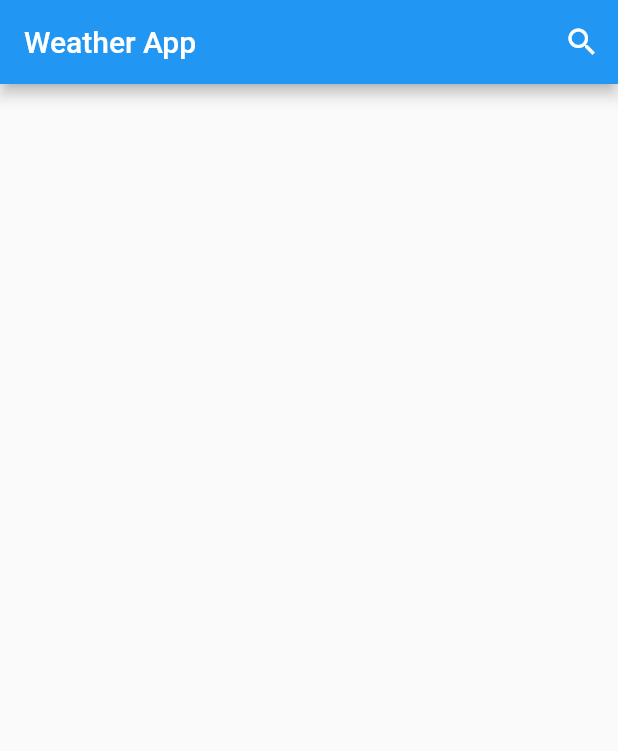
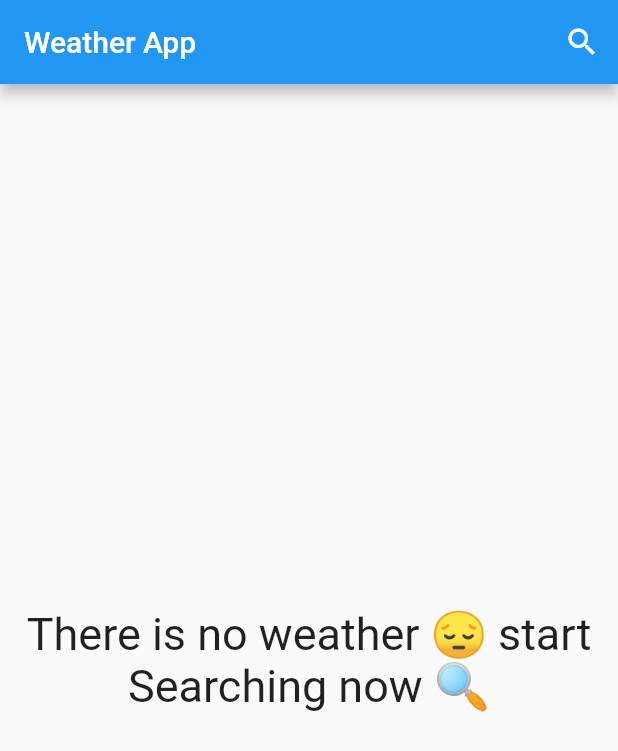
Before and after one commit to andrew-oopey8/weather_app_with_provider, a Flutter app: the screen it shows after launch, on a phone screen of 412 x 824 dp. Shown: the top 751 px of the screen. Run offline on Flutter 3.47's test engine with Material 2 defaults, Android fonts, the phone set to English and light mode, and no system bars.

Commit message:
editing files and finishing the app

```diff
--- a/lib/main.dart
+++ b/lib/main.dart
@@ -1,17 +1,25 @@
 import 'package:flutter/material.dart';
+import 'package:provider/provider.dart';
+import 'package:weather_app/models/weather_model.dart';
 import 'package:weather_app/pages/home_page.dart';
+import 'package:weather_app/providers/weather_provider.dart';
 
 void main() {
-  runApp(const MyApp());
+  runApp(ChangeNotifierProvider(
+      create: (context) {
+        return WeatherProvider();
+      },
+      child: MyApp()));
 }
 
 class MyApp extends StatelessWidget {
-  const MyApp({super.key});
-
+  MyApp({super.key});
+  WeatherModel? weather;
   @override
   Widget build(BuildContext context) {
-    return  MaterialApp(
+    return MaterialApp(
       debugShowCheckedModeBanner: false,
+      theme: ThemeData(),
       home: MyHomePage(),
     );
   }
--- a/lib/models/weather_model.dart
+++ b/lib/models/weather_model.dart
@@ -1,5 +1,5 @@
 class WeatherModel {
-  String date;
+  DateTime date;
   double temp;
   double maxTemp;
   double minTemp;
@@ -19,7 +19,7 @@ class WeatherModel {
     var jsonData = data['forecast']['forecastday'][0]['day'];
 
     return WeatherModel(
-      date: data['location']['localtime'],
+      date: DateTime.parse(data['current']['last_updated']),
       temp: jsonData['avgtemp_c'],
       maxTemp: jsonData['maxtemp_c'],
       minTemp: jsonData['mintemp_c'],
--- a/lib/pages/home_page.dart
+++ b/lib/pages/home_page.dart
@@ -1,13 +1,21 @@
 import 'package:flutter/material.dart';
+import 'package:provider/provider.dart';
 import 'package:weather_app/models/weather_model.dart';
 import 'package:weather_app/pages/search_page.dart';
+import 'package:weather_app/providers/weather_provider.dart';
 
-class MyHomePage extends StatelessWidget {
+class MyHomePage extends StatefulWidget {
   MyHomePage({super.key});
 
+  @override
+  State<MyHomePage> createState() => _MyHomePageState();
+}
+
+class _MyHomePageState extends State<MyHomePage> {
   WeatherModel? weatherData;
   @override
   Widget build(BuildContext context) {
+    weatherData = Provider.of<WeatherProvider>(context).weatherData;
     return Scaffold(
       appBar: AppBar(
         title: const Text(
@@ -31,7 +39,7 @@ class MyHomePage extends StatelessWidget {
           ),
         ],
       ),
-      body: weatherData != null
+      body: weatherData == null
           ? Center(
               child: Column(
                 mainAxisSize: MainAxisSize.min,
@@ -51,7 +59,65 @@ class MyHomePage extends StatelessWidget {
                 ],
               ),
             )
-          : Container(),
+          : Container(
+              color: Colors.orangeAccent,
+              child: Column(
+                mainAxisAlignment: MainAxisAlignment.center,
+                children: [
+                  Spacer(
+                    flex: 3,
+                  ),
+                  Text(
+                    Provider.of<WeatherProvider>(context).cityName ?? '',
+                    style: TextStyle(
+                      fontSize: 32,
+                      fontWeight: FontWeight.bold,
+                    ),
+                  ),
+                  Text(
+                    'Updated: ${weatherData?.date.hour.toString() ?? ''}:${weatherData?.date.minute.toString() ?? ''}',
+                    style: TextStyle(
+                      fontSize: 24,
+                    ),
+                  ),
+                  Spacer(),
+                  Row(
+                    mainAxisAlignment: MainAxisAlignment.spaceEvenly,
+                    children: [
+                      Image.network(
+                          'https:${weatherData?.weatherIcon.toString() ?? ''}'),
+                      Text(
+                        '${weatherData?.temp.toInt() ?? ''}',
+                        style: TextStyle(
+                          fontSize: 24,
+                        ),
+                      ),
+                      Column(
+                        children: [
+                          Text(
+                            'maxtemp: ${weatherData?.maxTemp.toInt() ?? ''}',
+                          ),
+                          Text(
+                            'mintemp: ${weatherData?.minTemp.toInt() ?? ''}',
+                          ),
+                        ],
+                      ),
+                    ],
+                  ),
+                  Spacer(),
+                  Text(
+                    weatherData?.weatherStateName ?? '',
+                    style: TextStyle(
+                      fontSize: 32,
+                      fontWeight: FontWeight.bold,
+                    ),
+                  ),
+                  Spacer(
+                    flex: 5,
+                  ),
+                ],
+              ),
+            ),
     );
   }
 }
--- a/lib/pages/search_page.dart
+++ b/lib/pages/search_page.dart
@@ -1,12 +1,14 @@
 import 'package:flutter/material.dart';
+import 'package:provider/provider.dart';
 import 'package:weather_app/models/weather_model.dart';
+import 'package:weather_app/providers/weather_provider.dart';
 import 'package:weather_app/services/weather_service.dart';
 
 // ignore: must_be_immutable
 class SearchPage extends StatelessWidget {
+  SearchPage({super.key});
+
   String? cityName;
-
-  SearchPage({super.key});
 
   @override
   Widget build(BuildContext context) {
@@ -20,10 +22,16 @@ class SearchPage extends StatelessWidget {
         child: Padding(
           padding: const EdgeInsets.symmetric(horizontal: 8),
           child: TextField(
-            onSubmitted: (data)async {
+            onSubmitted: (data) async {
               cityName = data;
               WeatherService service = WeatherService();
-              WeatherModel weather= await service.getWeather(cityName: cityName!);
+              WeatherModel weather =
+                  await service.getWeather(cityName: cityName!);
+              Provider.of<WeatherProvider>(context, listen: false).weatherData =
+                  weather;
+              Provider.of<WeatherProvider>(context, listen: false).cityName =
+                  cityName;
+              Navigator.pop(context);
             },
             decoration: const InputDecoration(
               contentPadding:
--- /dev/null
+++ b/lib/providers/weather_provider.dart
@@ -0,0 +1,14 @@
+import 'package:flutter/material.dart';
+import 'package:weather_app/models/weather_model.dart';
+
+class WeatherProvider extends ChangeNotifier {
+  WeatherModel? _weatherData;
+  String? cityName;
+  set weatherData(WeatherModel? weather) {
+    _weatherData = weather;
+
+    notifyListeners();
+  }
+
+  WeatherModel? get weatherData => _weatherData;
+}
--- a/lib/services/weather_service.dart
+++ b/lib/services/weather_service.dart
@@ -13,7 +13,6 @@ class WeatherService {
 
     Map<String, dynamic> data = jsonDecode(response.body);
 
-
     WeatherModel weather = WeatherModel.fromJson(data);
 
     return weather;
--- a/pubspec.yaml
+++ b/pubspec.yaml
@@ -29,8 +29,10 @@ environment:
 # versions available, run `flutter pub outdated`.
 dependencies:
   http: ^1.1.0
+  provider: ^6.0.5
   flutter:
     sdk: flutter
+
 
 
   # The following adds the Cupertino Icons font to your application.
@@ -61,7 +63,7 @@ flutter:
 
   # To add assets to your application, add an assets section, like this:
   assets:
-    - assets/images/
+    - assets/
   #   - images/a_dot_ham.jpeg
 
   # An image asset can refer to one or more resolution-specific "variants", see
```
Also changed, not shown: assets/clear.png (renamed from assets/images/clear.png), assets/cloudy.png (renamed from assets/images/cloudy.png), assets/rainy.png (renamed from assets/images/rainy.png), assets/snow.png (renamed from assets/images/snow.png), assets/thunderstorm.png (renamed from assets/images/thunderstorm.png), pubspec.lock, 1 other file.
